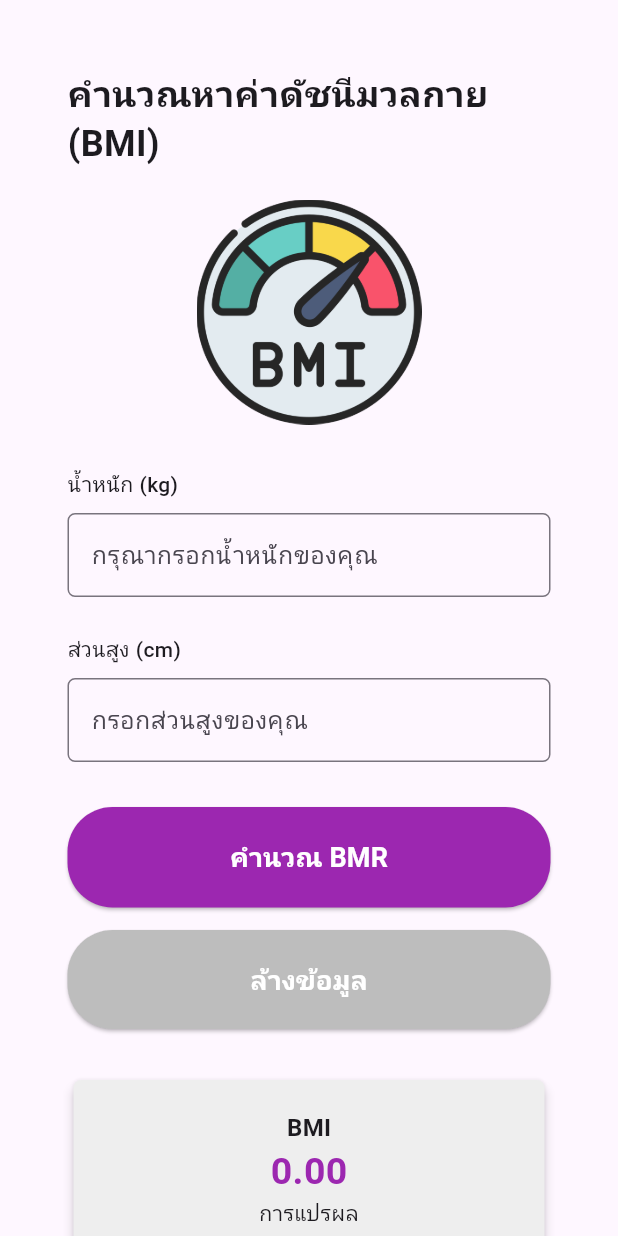
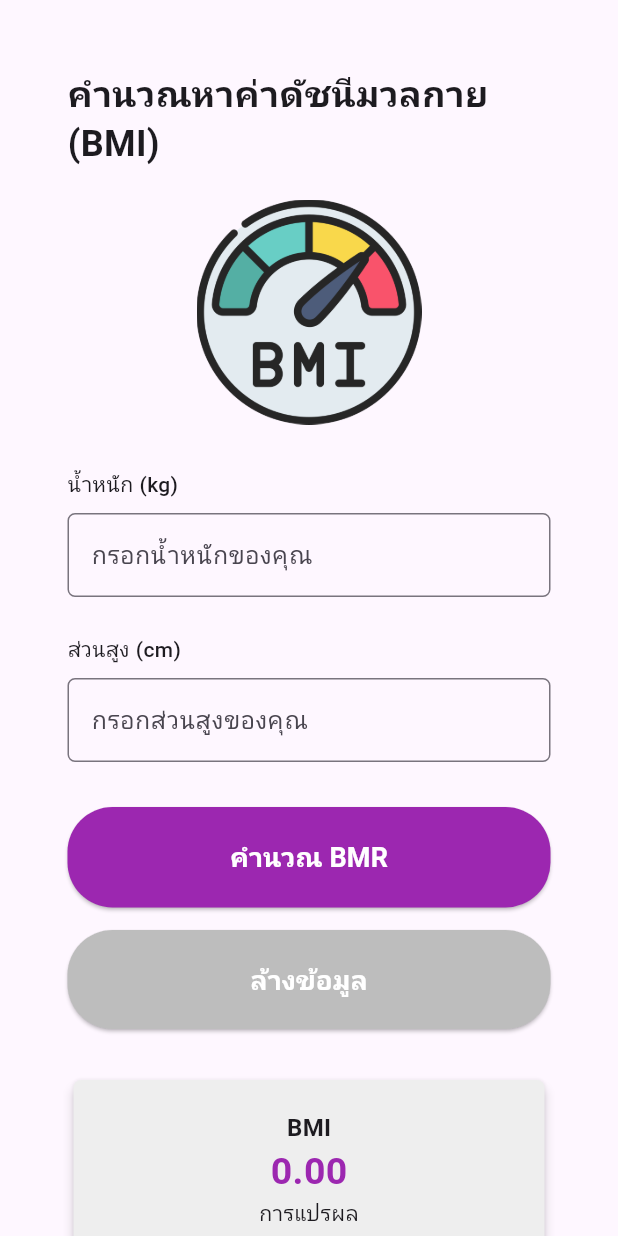
Before and after one commit to yubluez/flutter_sau_health_calculator_app, a Flutter app: the BmiUi screen opened directly, on a phone screen of 412 x 824 dp. Run offline on Flutter 3.47's test engine with Material 3 defaults, Android fonts, the phone set to English and light mode, and no system bars; our stand-ins replace font_awesome_flutter, google_fonts; network calls fail.

Commit message:
update project

```diff
--- a/lib/views/bmi_ui.dart
+++ b/lib/views/bmi_ui.dart
@@ -71,7 +71,7 @@ class _BmiUiState extends State<BmiUi> {
                   controller: weightCtrl,
                   keyboardType: TextInputType.number,
                   decoration: InputDecoration(
-                    hintText: 'กรุณากรอกน้ำหนักของคุณ',
+                    hintText: 'กรอกน้ำหนักของคุณ',
                     fillColor: const Color(0xFFF5F5F5),
                     border: OutlineInputBorder(
                       borderRadius: BorderRadius.circular(5),
```
